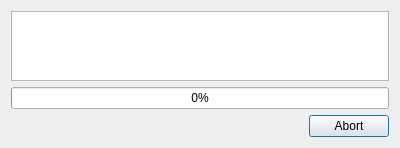
Above: src/uis/batch.ui from yamedvedya/data_viewer before the change. Below: the same form after it.
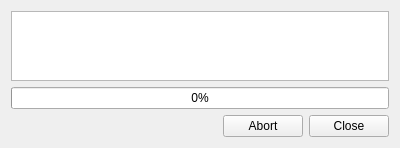
That is the form after the change.

The edit to the form file:
```diff
--- a/src/uis/batch.ui
+++ b/src/uis/batch.ui
@@ -1,13 +1,13 @@
 <?xml version="1.0" encoding="UTF-8"?>
 <ui version="4.0">
  <class>batch</class>
- <widget class="QDialog" name="batch">
+ <widget class="QWidget" name="batch">
   <property name="geometry">
    <rect>
     <x>0</x>
     <y>0</y>
     <width>400</width>
-    <height>148</height>
+    <height>145</height>
    </rect>
   </property>
   <property name="windowTitle">
@@ -33,11 +33,8 @@
      <property name="locale">
       <locale language="English" country="UnitedStates"/>
      </property>
-     <property name="orientation">
-      <enum>Qt::Horizontal</enum>
-     </property>
      <property name="standardButtons">
-      <set>QDialogButtonBox::Abort</set>
+      <set>QDialogButtonBox::Abort|QDialogButtonBox::Close</set>
      </property>
     </widget>
    </item>
```
Left out of the diff: 37 changed lines with no effect on the pictures.
